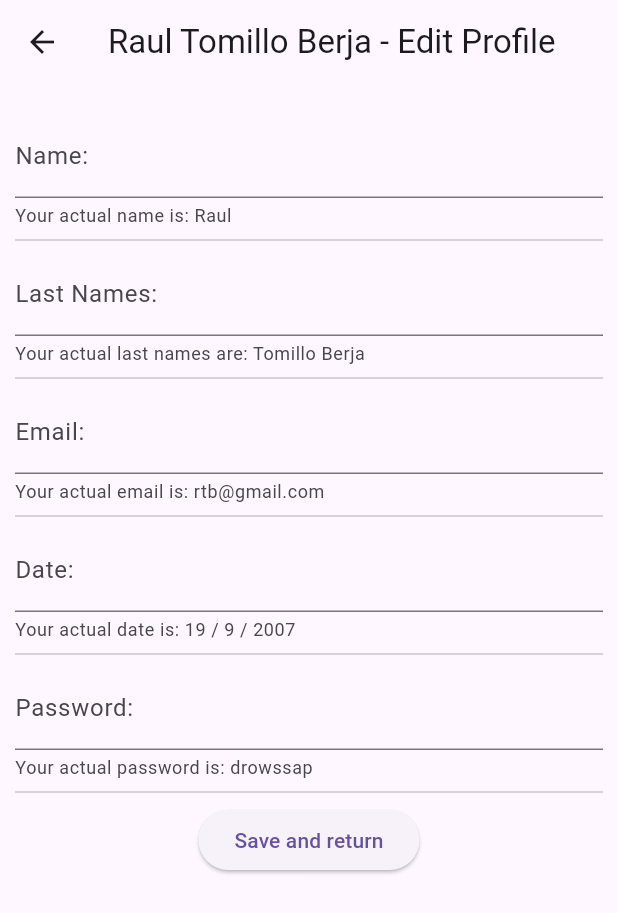
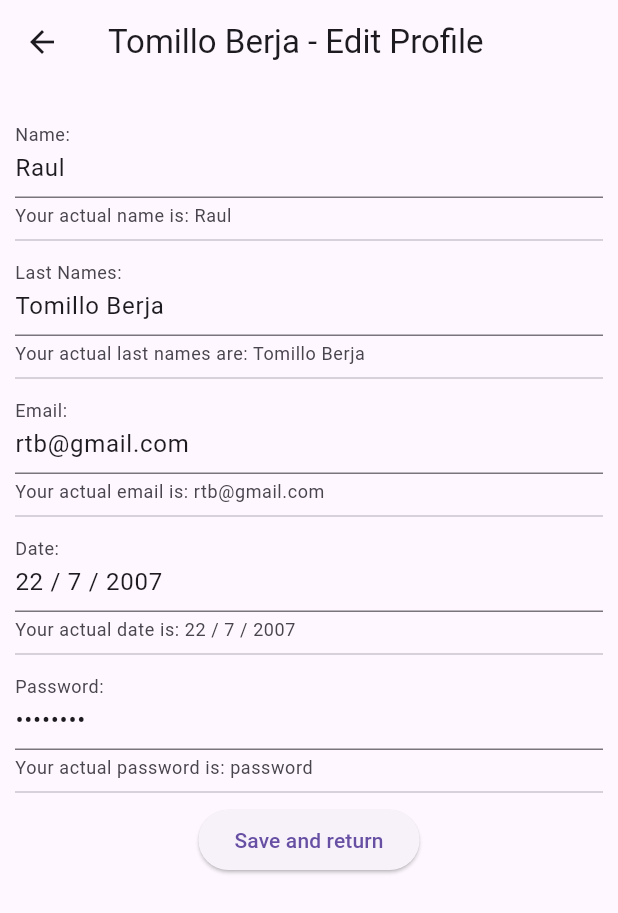
Before and after one commit to francesccapllonchPauCasesNoves/projecte2, a Flutter app: the screen it shows after launch, after a tap on "Personal Page", on a phone screen of 412 x 824 dp. Shown: the top 913 px of the screen. Run offline on Flutter 3.47's test engine with Material 3 defaults, Android fonts, the phone set to English and light mode, and no system bars.

Commit message:
fix(personal_screen): error d'actualitzacio de dades

```diff
--- a/lib/models/persona.dart
+++ b/lib/models/persona.dart
@@ -4,10 +4,15 @@ class Persona {
   late String name,last,email,password;
   late DateTime date;
 
+  Persona(String name,last,email,password, DateTime date){
+    this.name = name;
+    this.last = last;
+    this.password = password;
+    this.email = email;
+    this.date = date;
+  }
 
-
-
-  Persona(){
+  Persona.initial(){
     this.name = 'Raul';
     this.last = 'Tomillo Berja';
     this.password = 'drowssap';
@@ -24,6 +29,7 @@ class Persona {
   String getDate(){
     return (date.day.toString()+' / '+date.month.toString()+' / '+date.year.toString());
   }
+  DateTime getRawDate() => this.date;
 
   String setName(String name) => this.name = name;
   String setLast(String last) => this.last = last;
--- a/lib/screens/home_screen.dart
+++ b/lib/screens/home_screen.dart
@@ -12,7 +12,14 @@ class HomeScreen extends StatefulWidget {
 }
 
 class _HomeScreenState extends State<HomeScreen> {
-Persona persona = new Persona();
+
+
+Persona personaActual = Persona(
+  'Raul',
+  'Tomillo Berja',
+  'rtb@gmail.com',
+  'password',
+  DateTime(2007,07,22));
 
   @override
   Widget build(BuildContext context) {
@@ -27,24 +34,29 @@ Persona persona = new Persona();
             child: Container(
               child: Column(
                 children: [
-                  Text('Full name: '+ persona.getName()),
+                  Text('Full name: '+ personaActual.getName()),
                   Divider(),
-                  Text('Email addres: '+ persona.getEmail()),
+                  Text('Email addres: '+ personaActual.getEmail()),
                   Divider(),
-                  Text('Date of birth: '+ persona.getDate()),
+                  Text('Date of birth: '+ personaActual.getDate()),
                   Divider(),
                   Row(
                     mainAxisAlignment: MainAxisAlignment.center,
                     children: [
-                      ElevatedButton(onPressed: (){
-                        Navigator.of(context).pushNamed('/personal');
+                      ElevatedButton(onPressed: ()async{
+                        final personaEditada = await Navigator.of(context).pushNamed('/personal',arguments: personaActual);
+                        if(personaEditada != null){
+                          setState(() {
+                            personaActual = personaEditada as Persona;
+                          });
+                        }
                       }, child: Text('Personal Page')),
 
                       ElevatedButton(onPressed: (){
                         Navigator.of(context).pushNamed('/widget');
                       },
                       child: Text('Widget Page'))
-                        ]
+                    ]
                   ),
                 ],
               ),
--- a/lib/screens/personal_screen.dart
+++ b/lib/screens/personal_screen.dart
@@ -6,20 +6,40 @@ class PersonalScreen extends StatefulWidget {
 
   @override
   _PersonalScreenState createState() => _PersonalScreenState();
+
 }
 
 class _PersonalScreenState extends State<PersonalScreen> {
-  late String _name;
-  late String _last;
-  late String _email;
-  late DateTime _date;
-  Persona p = new Persona();
+  late Persona persona;
+  late TextEditingController _nameController;
+  late TextEditingController _lastController;
+  late TextEditingController _emailController;
+  late TextEditingController _dateController;
+  late TextEditingController _passwordController;
+
+  bool _isInitalized = false;
+
 
   @override
+  void didChangeDependencies(){
+    super.didChangeDependencies();
+    if(!_isInitalized){
+      persona = ModalRoute.of(context)!.settings.arguments as Persona;
+      _nameController = TextEditingController(text: persona.getName());
+      _lastController = TextEditingController(text: persona.getLast());
+      _emailController = TextEditingController(text: persona.getEmail());
+      _dateController = TextEditingController(text: persona.getDate());
+      _passwordController = TextEditingController(text: persona.getPassword());
+
+      _isInitalized = true;
+    }
+  }
+
+
   Widget build(BuildContext context) {
     return Scaffold(
       appBar: AppBar(
-        title: Text(p.getFullName()+ ' - Edit Profile'),
+        title: Text(_lastController.text+' - Edit Profile'),
       ),
       body: ListView(
         padding: EdgeInsets.symmetric(horizontal: 10,vertical: 20),
@@ -38,7 +58,25 @@ class _PersonalScreenState extends State<PersonalScreen> {
             mainAxisAlignment: MainAxisAlignment.center,
             children: [
               ElevatedButton(onPressed: (){
-                Navigator.of(context).pop(updatedPersona());
+
+              if(_nameController.text.isNotEmpty &&
+              _lastController.text.isNotEmpty &&
+              _emailController.text.isNotEmpty &&
+              _passwordController.text.isNotEmpty
+              ){
+
+                final Persona personaModificada = Persona(
+                  _nameController.text,
+                  _lastController.text,
+                  _emailController.text,
+                  _passwordController.text,
+                  persona.getRawDate()
+                  );
+
+                Navigator.pop(context, personaModificada);
+              }else{
+                print('Error, camp or camps empty ');
+              }
               }, child: Text('Save and return'))
             ],
           ),
@@ -51,11 +89,12 @@ class _PersonalScreenState extends State<PersonalScreen> {
    _editName(){
     return TextField(
       textCapitalization: TextCapitalization.sentences,
+      controller: _nameController,
       decoration: InputDecoration(
         labelText: 'Name: ',
-        helperText: 'Your actual name is: '+p.getName()
+        helperText: 'Your actual name is: '+_nameController.text,
       ),
-      onChanged: (value) => _name = value,
+      onChanged: (value) => _nameController.text = value,
     );
 
   }
@@ -63,55 +102,55 @@ class _PersonalScreenState extends State<PersonalScreen> {
   _editLast(){
     return TextField(
       textCapitalization: TextCapitalization.sentences,
+      controller: _lastController,
       decoration: InputDecoration(
         labelText: 'Last Names: ',
-        helperText: 'Your actual last names are: '+p.getLast()
+        helperText: 'Your actual last names are: '+_lastController.text
       ),
-      onChanged: (value) => _last = value,
+      onChanged: (value) => _lastController.text = value,
     );
 
   }
 
   _editEmail(){
     return TextField(
+      keyboardType: TextInputType.emailAddress,
       textCapitalization: TextCapitalization.sentences,
+      controller: _emailController,
       decoration: InputDecoration(
         labelText: 'Email: ',
-        helperText: 'Your actual email is: '+p.getEmail()
+        helperText: 'Your actual email is: '+_emailController.text
       ),
-      onChanged: (value) => _email = value
+      onChanged: (value) => _emailController.text = value
     );
 
   }
 
   _editDate(){
     return TextField(
+      keyboardType: TextInputType.datetime,
       textCapitalization: TextCapitalization.sentences,
+      controller: _dateController,
+      readOnly: true,
       decoration: InputDecoration(
         labelText: 'Date: ',
-        helperText: 'Your actual date is: '+p.getDate()
+        helperText: 'Your actual date is: '+_dateController.text
       ),
-      onChanged: (value) => _date = value as DateTime
+      onChanged: (value) => _dateController.text = value,
     );
 
   }
 
   _viewPassword(){
     return TextField(
+      obscureText: true,
       textCapitalization: TextCapitalization.sentences,
+      controller: _passwordController,
       decoration: InputDecoration(
         labelText: 'Password: ',
-        helperText: 'Your actual password is: '+p.getPassword()
+        helperText: 'Your actual password is: '+_passwordController.text
       ),
-      onChanged: (value) => _email = value
+      onChanged: (value) => _passwordController.text = value
     );
   }
-
-  updatedPersona(){
-    if(_name.isEmpty || _last.isEmpty || _email.isEmpty)
-    p.setName(_name);
-    p.setLast(_last);
-    p.setEmail(_email);
-    //p.setDate(_date);
-  }
 }
```
